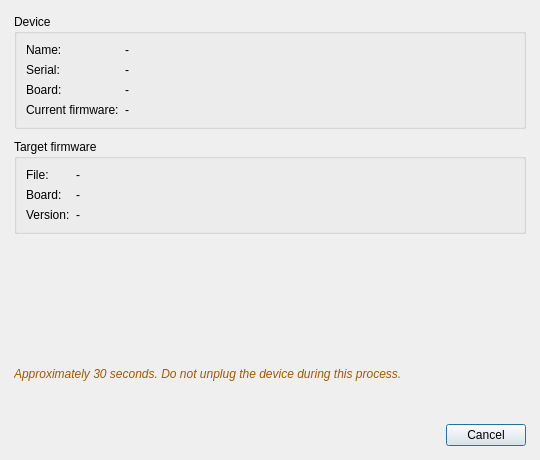
The window that src/dialogs/flashconfirmationdialog.ui (anpeaco/FreeJoyXConfiguratorQt) describes before a commit, drawn with Qt 5.
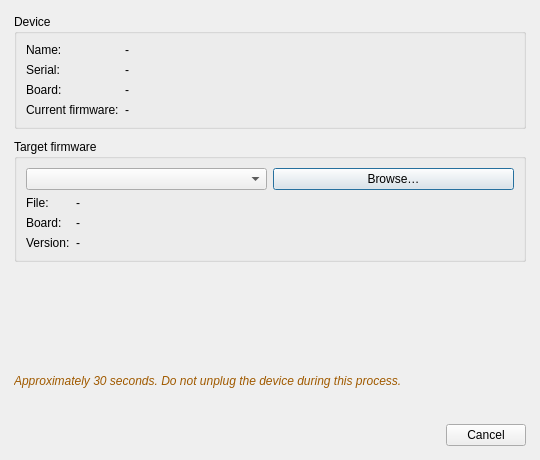
The same window after the commit.

Commit message:
ui(flash): move the firmware picker into the Confirm flash dialog (Tier 2)
The FlashConfirmationDialog now owns firmware selection: a source dropdown
(GitHub releases + browsed MRU + bundled bins) + Browse in the Target box;
picking populates File/Board/Version + verdict live and enables Flash only on
a valid pick (remote-not-cached shows a Downloading... state). The Flasher tab's
inline picker/info-card are hidden and its Flash button becomes the dialog
entry point. FirmwareLibrary + download logic stays in Flasher, which drives
the dialog via sourceSelected/browseRequested signals.

The edit to the form file:
```diff
--- a/src/dialogs/flashconfirmationdialog.ui
+++ b/src/dialogs/flashconfirmationdialog.ui
@@ -68,6 +68,20 @@
      <property name="title">
       <string>Target firmware</string>
      </property>
+     <layout class="QVBoxLayout" name="vbox_Target">
+      <item>
+       <layout class="QHBoxLayout" name="row_Source">
+        <item>
+         <widget class="QComboBox" name="comboBox_Source"/>
+        </item>
+        <item>
+         <widget class="QPushButton" name="pushButton_Browse">
+          <property name="text"><string>Browse…</string></property>
+         </widget>
+        </item>
+       </layout>
+      </item>
+      <item>
      <layout class="QFormLayout" name="form_Target">
       <item row="0" column="0">
        <widget class="QLabel" name="label_TargetFileTag">
@@ -92,6 +106,8 @@
       </item>
       <item row="2" column="1">
        <widget class="QLabel" name="label_TargetFw"><property name="text"><string notr="true">-</string></property></widget>
+        </item>
+       </layout>
       </item>
      </layout>
     </widget>
```
Lines whose indentation alone changed are shown as unchanged. The commit also changes 4 other files.
